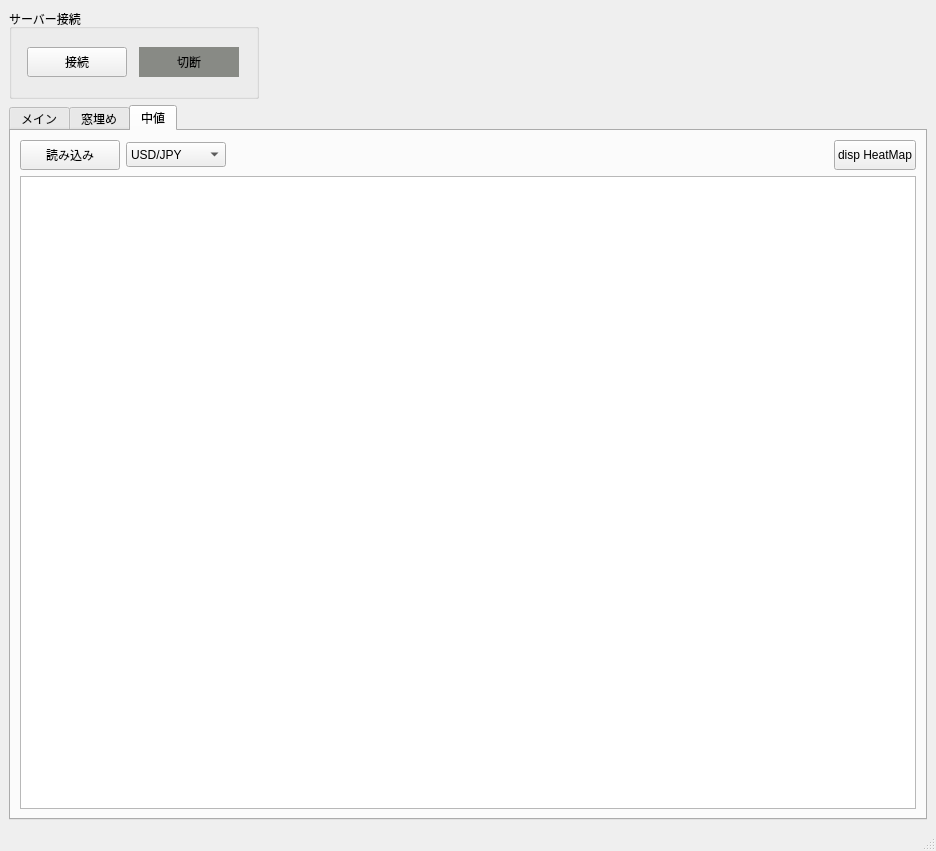
Old version of the form trade_monitor/trade_monitor/gui_monitor.ui in the repository takkin-takilog/namake-trader.
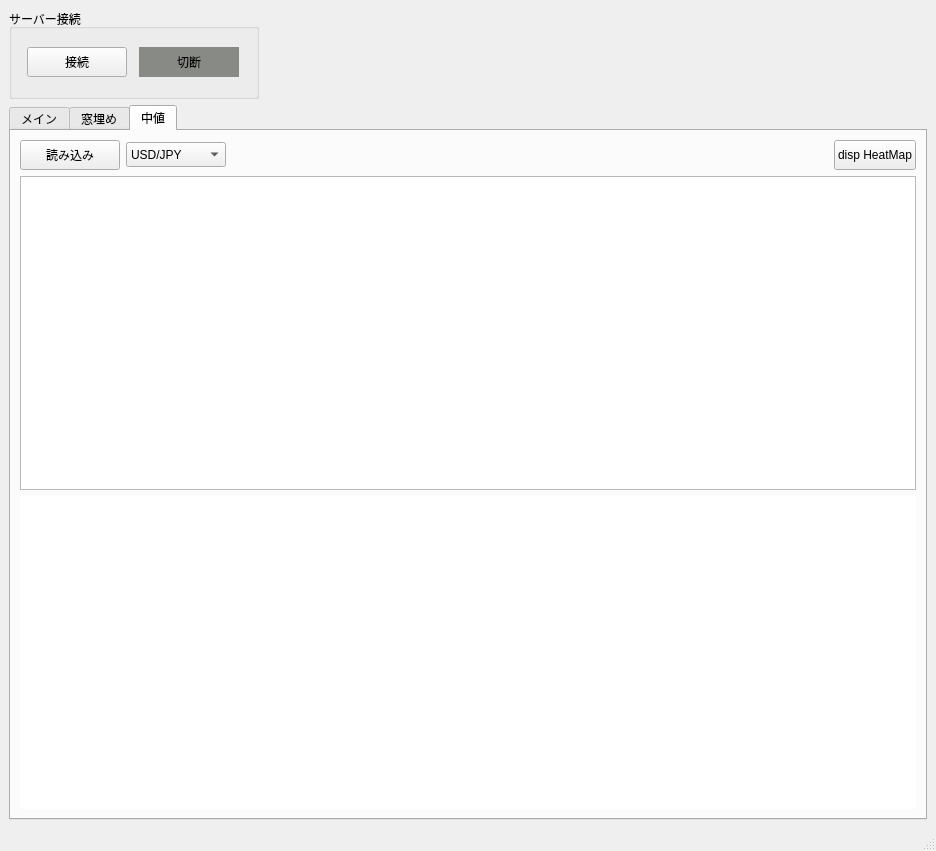
New version of the form.

Diff of the .ui file:
```diff
--- a/trade_monitor/trade_monitor/gui_monitor.ui
+++ b/trade_monitor/trade_monitor/gui_monitor.ui
@@ -517,6 +517,19 @@
           </property>
          </widget>
         </item>
+        <item>
+         <widget class="QWidget" name="widget_ttm_chart1m" native="true">
+          <property name="sizePolicy">
+           <sizepolicy hsizetype="Expanding" vsizetype="Expanding">
+            <horstretch>0</horstretch>
+            <verstretch>0</verstretch>
+           </sizepolicy>
+          </property>
+          <property name="styleSheet">
+           <string notr="true">background-color: rgb(255, 255, 255);</string>
+          </property>
+         </widget>
+        </item>
        </layout>
       </widget>
      </widget>
```
